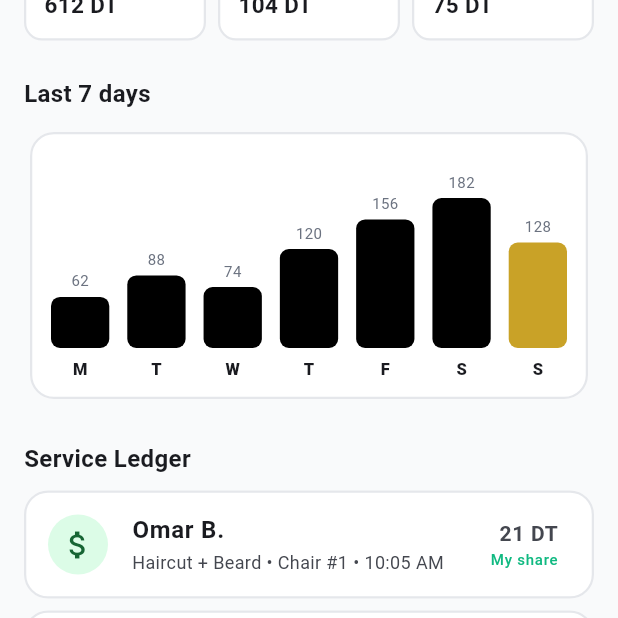
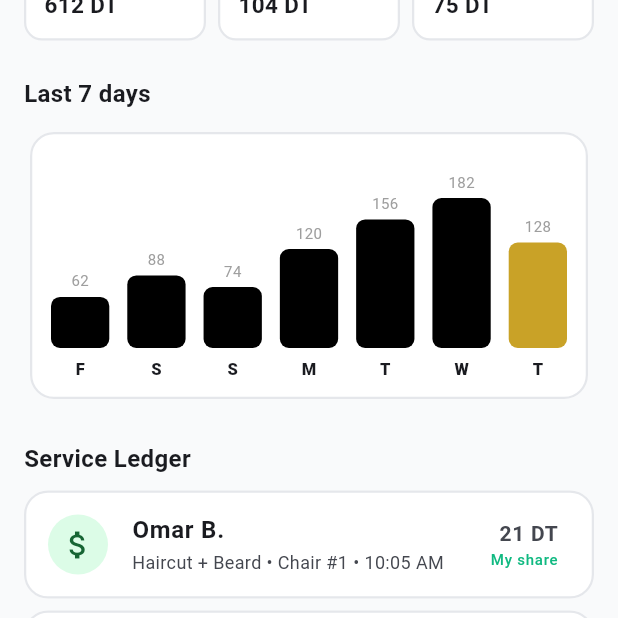
Before and after one commit to badiss-benzarti/flutter, a Flutter app: the _EarningsScreen screen opened directly, on a phone screen of 412 x 824 dp, the part 618-1236 px from its top. Run offline on Flutter 3.47's test engine with Material 3 defaults, Android fonts, the phone set to English and light mode, and no system bars; our stand-ins replace flutter_map, flutter_riverpod, flutter_secure_storage, latlong2, sqflite, sqflite_common_ffi and 2 more; accounts and stored records are empty.

Commit message:
Barber earnings (2.3); full barber bar
- My Earnings, built from the owner's finance blocks: today / 7 days /
  30 days, commission + tips, clients served, per-client average, 7-day
  chart and the barber's own clients; one request for 30 days, periods
  computed on the phone (row-level security shows only their own sales)
- Barber bar: Profile | Earnings | Salon | Agenda | Portfolio (soon)
- WeekBarChart shared by the prototype and the barber app
- Tests: earnings maths, barber space with earnings; live check of a
  barber's own earnings

Co-Authored-By: Claude Opus 5.5 <noreply@anthropic.com>

```diff
--- a/lib/core/ui/dashboard_widgets.dart
+++ b/lib/core/ui/dashboard_widgets.dart
@@ -279,3 +279,62 @@ class LedgerTile extends StatelessWidget {
     );
   }
 }
+
+/// Bars for the last 7 days, oldest first; today's bar is gold.
+class WeekBarChart extends StatelessWidget {
+  const WeekBarChart(this.values, {super.key, this.height = 150});
+
+  /// Exactly 7 values; the last one is today.
+  final List<double> values;
+  final double height;
+
+  static const _letters = ['M', 'T', 'W', 'T', 'F', 'S', 'S'];
+
+  @override
+  Widget build(BuildContext context) {
+    final peak = values.fold<double>(0, (a, b) => a > b ? a : b);
+    final today = DateTime.now();
+    return SizedBox(
+      height: height,
+      child: Row(
+        crossAxisAlignment: CrossAxisAlignment.end,
+        children: [
+          for (var i = 0; i < values.length; i++)
+            Expanded(
+              child: Column(
+                mainAxisAlignment: MainAxisAlignment.end,
+                children: [
+                  Text(
+                    values[i].round().toString(),
+                    style: const TextStyle(fontSize: 10, color: Colors.grey),
+                  ),
+                  const SizedBox(height: 4),
+                  Container(
+                    height: peak == 0 ? 2 : (height - 50) * values[i] / peak,
+                    margin: const EdgeInsets.symmetric(horizontal: 6),
+                    decoration: BoxDecoration(
+                      color: i == values.length - 1
+                          ? MoneyHeroCard.gold
+                          : Colors.black,
+                      borderRadius: BorderRadius.circular(6),
+                    ),
+                  ),
+                  const SizedBox(height: 6),
+                  Text(
+                    _letters[today
+                            .subtract(Duration(days: values.length - 1 - i))
+                            .weekday -
+                        1],
+                    style: const TextStyle(
+                      fontSize: 11,
+                      fontWeight: FontWeight.w800,
+                    ),
+                  ),
+                ],
+              ),
+            ),
+        ],
+      ),
+    );
+  }
+}
--- a/lib/features/barber_app/barber_screens.dart
+++ b/lib/features/barber_app/barber_screens.dart
@@ -299,11 +299,6 @@ class BarberProfileTab extends ConsumerWidget {
               child: Column(
                 children: [
                   const ListTile(
-                    leading: Icon(Icons.account_balance_wallet_outlined),
-                    title: Text('My earnings'),
-                    subtitle: Text('Commission and tips, day by day'),
-                  ),
-                  const ListTile(
                     leading: Icon(Icons.photo_camera_outlined),
                     title: Text('Portfolio'),
                     subtitle: Text('Photos of your cuts for clients'),
--- a/lib/prototype/barber/barber_shell.dart
+++ b/lib/prototype/barber/barber_shell.dart
@@ -469,7 +469,7 @@ class _EarningsScreenState extends State<_EarningsScreen> {
                 const Card(
                   child: Padding(
                     padding: EdgeInsets.fromLTRB(8, 16, 8, 12),
-                    child: SizedBox(height: 150, child: _WeekChart(_week)),
+                    child: WeekBarChart(_week),
                   ),
                 ),
                 const SectionHeading('Service Ledger'),
@@ -505,51 +505,6 @@ class _EarningsScreenState extends State<_EarningsScreen> {
       amount: dt(share + extra),
       note: extra > 0 ? '+${dt(extra)} VIP' : 'My share',
       noteColor: extra > 0 ? gold : const Color(0xFF10B981),
-    );
-  }
-}
-
-class _WeekChart extends StatelessWidget {
-  const _WeekChart(this.values);
-
-  final List<double> values;
-
-  @override
-  Widget build(BuildContext context) {
-    final peak = values.reduce((a, b) => a > b ? a : b);
-    return Row(
-      crossAxisAlignment: CrossAxisAlignment.end,
-      children: [
-        for (var i = 0; i < values.length; i++)
-          Expanded(
-            child: Column(
-              mainAxisAlignment: MainAxisAlignment.end,
-              children: [
-                Text(
-                  '${values[i].toInt()}',
-                  style: const TextStyle(fontSize: 10, color: muted),
-                ),
-                const SizedBox(height: 4),
-                Container(
-                  height: 100 * values[i] / peak,
-                  margin: const EdgeInsets.symmetric(horizontal: 6),
-                  decoration: BoxDecoration(
-                    color: i == values.length - 1 ? gold : Colors.black,
-                    borderRadius: BorderRadius.circular(6),
-                  ),
-                ),
-                const SizedBox(height: 6),
-                Text(
-                  ['M', 'T', 'W', 'T', 'F', 'S', 'S'][i],
-                  style: const TextStyle(
-                    fontSize: 11,
-                    fontWeight: FontWeight.w800,
-                  ),
-                ),
-              ],
-            ),
-          ),
-      ],
     );
   }
 }
```
Also changed, not shown: lib/features/barber_app/barber_earnings.dart (added, +162 -0 lines), lib/features/barber_app/barber_earnings_tab.dart (added, +157 -0 lines), lib/features/barber_app/barber_space.dart (+46 -3 lines), 4 other files.
